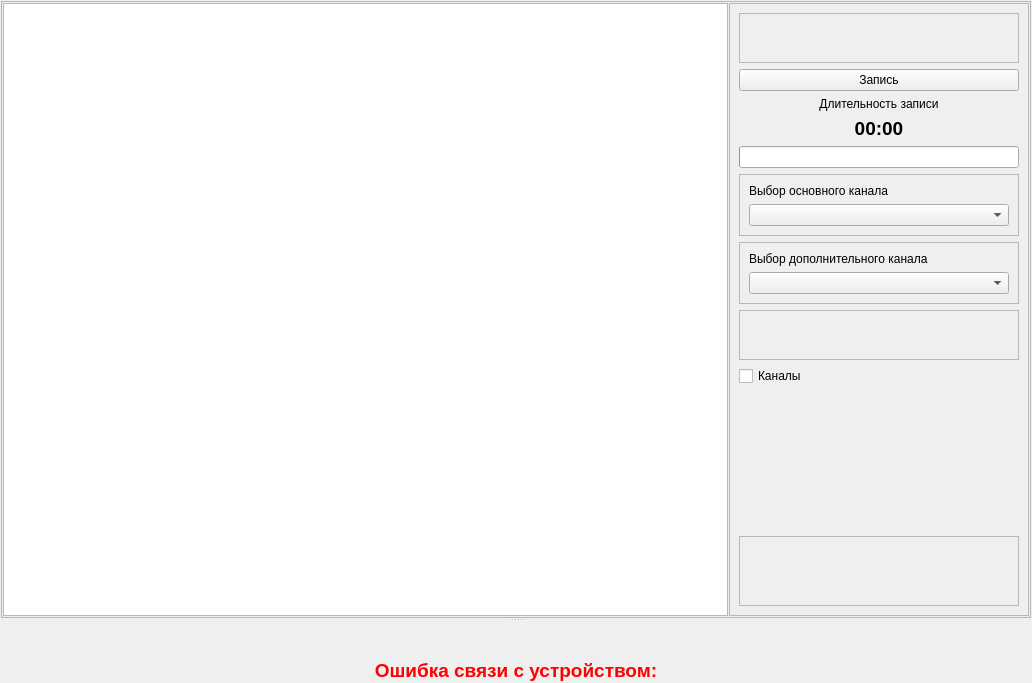
grigp/a-analyser, file metodics/trenagers/trenexecute.ui: the form before one commit.
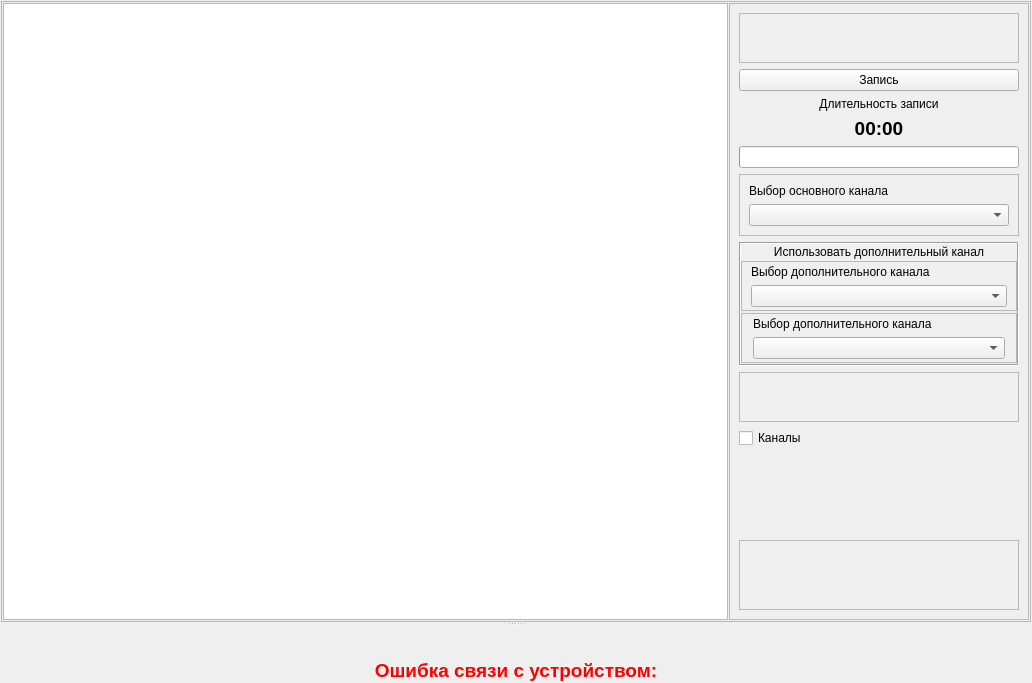
The form after the commit. Icons and pictures are not drawn. Custom widgets are drawn as their Qt base class.

Commit message: Заложены два канала дополнительного управления в тренажерах.

Patch:
```diff
--- a/metodics/trenagers/trenexecute.ui
+++ b/metodics/trenagers/trenexecute.ui
@@ -195,23 +195,106 @@
            </widget>
           </item>
           <item>
-           <widget class="QFrame" name="frSelectAdvChannel">
+           <widget class="QFrame" name="frAdvChannels">
+            <property name="minimumSize">
+             <size>
+              <width>0</width>
+              <height>0</height>
+             </size>
+            </property>
             <property name="frameShape">
-             <enum>QFrame::StyledPanel</enum>
+             <enum>QFrame::Box</enum>
             </property>
             <property name="frameShadow">
-             <enum>QFrame::Raised</enum>
+             <enum>QFrame::Sunken</enum>
             </property>
-            <layout class="QVBoxLayout" name="verticalLayout_8">
+            <layout class="QVBoxLayout" name="verticalLayout_7">
+             <property name="spacing">
+              <number>2</number>
+             </property>
+             <property name="leftMargin">
+              <number>0</number>
+             </property>
+             <property name="topMargin">
+              <number>1</number>
+             </property>
+             <property name="rightMargin">
+              <number>0</number>
+             </property>
+             <property name="bottomMargin">
+              <number>1</number>
+             </property>
              <item>
-              <widget class="QLabel" name="lblSelectAdvChannel">
+              <widget class="QLabel" name="lblAdvChannelsTitle">
                <property name="text">
-                <string>Выбор дополнительного канала</string>
+                <string>Использовать дополнительный канал</string>
                </property>
+               <property name="alignment">
+                <set>Qt::AlignCenter</set>
+               </property>
               </widget>
              </item>
              <item>
-              <widget class="QComboBox" name="cbSelectAdvChannel"/>
+              <widget class="QFrame" name="frSelectAdvChannel">
+               <property name="frameShape">
+                <enum>QFrame::StyledPanel</enum>
+               </property>
+               <property name="frameShadow">
+                <enum>QFrame::Raised</enum>
+               </property>
+               <layout class="QVBoxLayout" name="verticalLayout_8">
+                <property name="topMargin">
+                 <number>3</number>
+                </property>
+                <property name="bottomMargin">
+                 <number>3</number>
+                </property>
+                <item>
+                 <widget class="QLabel" name="lblSelectAdvChannel">
+                  <property name="text">
+                   <string>Выбор дополнительного канала</string>
+                  </property>
+                 </widget>
+                </item>
+                <item>
+                 <widget class="QComboBox" name="cbSelectAdvChannel"/>
+                </item>
+               </layout>
+              </widget>
+             </item>
+             <item>
+              <widget class="QFrame" name="frSelectAdvChannel_2">
+               <property name="frameShape">
+                <enum>QFrame::StyledPanel</enum>
+               </property>
+               <property name="frameShadow">
+                <enum>QFrame::Raised</enum>
+               </property>
+               <layout class="QVBoxLayout" name="verticalLayout_9">
+                <property name="leftMargin">
+                 <number>11</number>
+                </property>
+                <property name="topMargin">
+                 <number>3</number>
+                </property>
+                <property name="rightMargin">
+                 <number>11</number>
+                </property>
+                <property name="bottomMargin">
+                 <number>3</number>
+                </property>
+                <item>
+                 <widget class="QLabel" name="lblSelectAdvChannel_2">
+                  <property name="text">
+                   <string>Выбор дополнительного канала</string>
+                  </property>
+                 </widget>
+                </item>
+                <item>
+                 <widget class="QComboBox" name="cbSelectAdvChannel_2"/>
+                </item>
+               </layout>
+              </widget>
              </item>
             </layout>
            </widget>
```
The commit also changes 5 other files.
